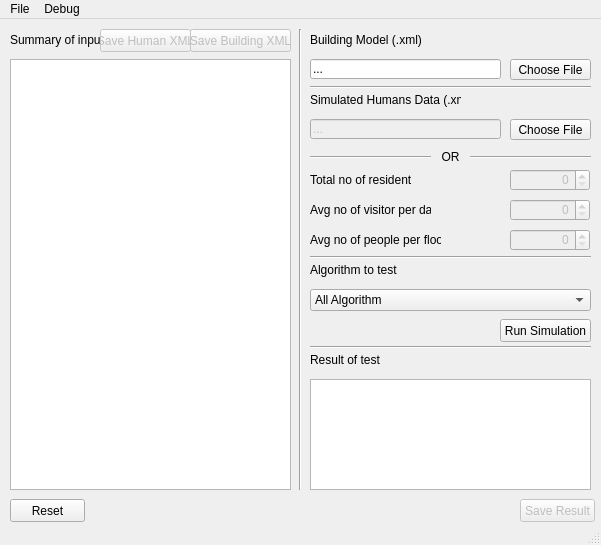
liftlab/LEVAX, file mainwindow.ui: the form before one commit.
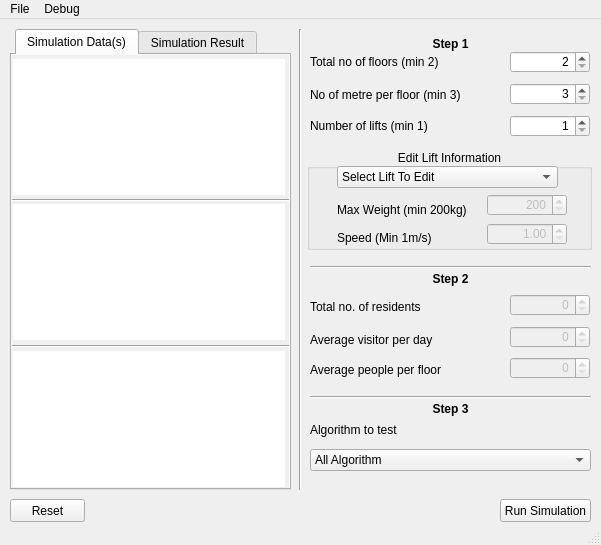
The form after the commit.

Commit message: New GUI Interface, Modify functions to handle the new GUI, Removed number of household per floor, Update Help Menu

```diff
--- a/mainwindow.ui
+++ b/mainwindow.ui
@@ -34,38 +34,15 @@
   <property name="windowTitle">
    <string>L.E.V.A.X - A Lift Simulator System (SS14-4G)</string>
   </property>
+  <property name="styleSheet">
+   <string notr="true"/>
+  </property>
   <widget class="QWidget" name="centralWidget">
-   <widget class="QLabel" name="algoLabel_2">
-    <property name="geometry">
-     <rect>
-      <x>310</x>
-      <y>330</y>
-      <width>151</width>
-      <height>21</height>
-     </rect>
-    </property>
-    <property name="text">
-     <string>Result of test</string>
-    </property>
-   </widget>
-   <widget class="QLabel" name="simulatedHumanLabel">
-    <property name="geometry">
-     <rect>
-      <x>310</x>
-      <y>70</y>
-      <width>151</width>
-      <height>21</height>
-     </rect>
-    </property>
-    <property name="text">
-     <string>Simulated Humans Data (.xml)</string>
-    </property>
-   </widget>
    <widget class="Line" name="line">
     <property name="geometry">
      <rect>
       <x>310</x>
-      <y>230</y>
+      <y>370</y>
       <width>281</width>
       <height>16</height>
      </rect>
@@ -74,101 +51,17 @@
      <enum>Qt::Horizontal</enum>
     </property>
    </widget>
-   <widget class="QToolButton" name="buildingXMLUploadBtn">
-    <property name="geometry">
-     <rect>
-      <x>510</x>
-      <y>40</y>
-      <width>81</width>
-      <height>21</height>
-     </rect>
-    </property>
-    <property name="text">
-     <string>Choose File</string>
-    </property>
-   </widget>
-   <widget class="Line" name="line_6">
-    <property name="geometry">
-     <rect>
-      <x>470</x>
-      <y>130</y>
-      <width>121</width>
-      <height>16</height>
-     </rect>
-    </property>
-    <property name="orientation">
-     <enum>Qt::Horizontal</enum>
-    </property>
-   </widget>
-   <widget class="QTextBrowser" name="inputSummaryBox">
-    <property name="geometry">
-     <rect>
-      <x>10</x>
-      <y>40</y>
-      <width>281</width>
-      <height>431</height>
-     </rect>
-    </property>
-    <property name="sizeAdjustPolicy">
-     <enum>QAbstractScrollArea::AdjustIgnored</enum>
-    </property>
-    <property name="undoRedoEnabled">
-     <bool>true</bool>
-    </property>
-   </widget>
    <widget class="QLabel" name="avgHumanLabel">
     <property name="geometry">
      <rect>
       <x>310</x>
-      <y>210</y>
-      <width>131</width>
+      <y>340</y>
+      <width>191</width>
       <height>21</height>
      </rect>
     </property>
     <property name="text">
-     <string>Avg no of people per floor</string>
-    </property>
-   </widget>
-   <widget class="QPushButton" name="saveResultBtn">
-    <property name="enabled">
-     <bool>false</bool>
-    </property>
-    <property name="geometry">
-     <rect>
-      <x>520</x>
-      <y>480</y>
-      <width>75</width>
-      <height>23</height>
-     </rect>
-    </property>
-    <property name="text">
-     <string>Save Result</string>
-    </property>
-   </widget>
-   <widget class="Line" name="line_7">
-    <property name="geometry">
-     <rect>
-      <x>310</x>
-      <y>130</y>
-      <width>121</width>
-      <height>16</height>
-     </rect>
-    </property>
-    <property name="orientation">
-     <enum>Qt::Horizontal</enum>
-    </property>
-   </widget>
-   <widget class="QLabel" name="inputSummaryLabel">
-    <property name="geometry">
-     <rect>
-      <x>10</x>
-      <y>10</y>
-      <width>151</width>
-      <height>21</height>
-     </rect>
-    </property>
-    <property name="text">
-     <string>Summary of inputs</string>
+     <string>Average people per floor</string>
     </property>
    </widget>
    <widget class="QSpinBox" name="humanTotalSpinBox">
@@ -178,7 +71,7 @@
     <property name="geometry">
      <rect>
       <x>510</x>
-      <y>150</y>
+      <y>275</y>
       <width>80</width>
       <height>22</height>
      </rect>
@@ -203,7 +96,7 @@
     <property name="geometry">
      <rect>
       <x>510</x>
-      <y>180</y>
+      <y>307</y>
       <width>80</width>
       <height>22</height>
      </rect>
@@ -225,7 +118,7 @@
     <property name="geometry">
      <rect>
       <x>510</x>
-      <y>210</y>
+      <y>338</y>
       <width>80</width>
       <height>22</height>
      </rect>
@@ -247,8 +140,8 @@
     <property name="geometry">
      <rect>
       <x>310</x>
-      <y>240</y>
-      <width>151</width>
+      <y>400</y>
+      <width>271</width>
       <height>21</height>
      </rect>
     </property>
@@ -269,40 +162,24 @@
      <string>Reset</string>
     </property>
    </widget>
-   <widget class="QPushButton" name="pushButton">
-    <property name="enabled">
-     <bool>false</bool>
-    </property>
-    <property name="geometry">
-     <rect>
-      <x>100</x>
-      <y>10</y>
-      <width>91</width>
-      <height>23</height>
-     </rect>
-    </property>
-    <property name="text">
-     <string>Save Human XML</string>
-    </property>
-   </widget>
    <widget class="QLabel" name="humanTotalLabel">
     <property name="geometry">
      <rect>
       <x>310</x>
-      <y>150</y>
-      <width>101</width>
+      <y>277</y>
+      <width>191</width>
       <height>21</height>
      </rect>
     </property>
     <property name="text">
-     <string>Total no of residents</string>
+     <string>Total no. of residents</string>
     </property>
    </widget>
    <widget class="QComboBox" name="algoCombo">
     <property name="geometry">
      <rect>
       <x>310</x>
-      <y>270</y>
+      <y>430</y>
       <width>281</width>
       <height>22</height>
      </rect>
@@ -333,28 +210,6 @@
      </property>
     </item>
    </widget>
-   <widget class="QLineEdit" name="buildingDirLabel">
-    <property name="geometry">
-     <rect>
-      <x>310</x>
-      <y>40</y>
-      <width>191</width>
-      <height>20</height>
-     </rect>
-    </property>
-    <property name="layoutDirection">
-     <enum>Qt::LeftToRight</enum>
-    </property>
-    <property name="text">
-     <string>...</string>
-    </property>
-    <property name="alignment">
-     <set>Qt::AlignLeading|Qt::AlignLeft|Qt::AlignVCenter</set>
-    </property>
-    <property name="readOnly">
-     <bool>true</bool>
-    </property>
-   </widget>
    <widget class="Line" name="line_4">
     <property name="geometry">
      <rect>
@@ -372,7 +227,7 @@
     <property name="geometry">
      <rect>
       <x>500</x>
-      <y>300</y>
+      <y>480</y>
       <width>91</width>
       <height>23</height>
      </rect>
@@ -381,127 +236,221 @@
      <string>Run Simulation</string>
     </property>
    </widget>
-   <widget class="QTextBrowser" name="outputBox">
-    <property name="geometry">
-     <rect>
-      <x>310</x>
-      <y>360</y>
-      <width>281</width>
-      <height>111</height>
-     </rect>
-    </property>
-   </widget>
-   <widget class="QLabel" name="buildingLabel">
-    <property name="geometry">
-     <rect>
-      <x>310</x>
-      <y>10</y>
-      <width>151</width>
-      <height>21</height>
-     </rect>
-    </property>
-    <property name="text">
-     <string>Building Model (.xml)</string>
-    </property>
-   </widget>
-   <widget class="QLabel" name="label">
-    <property name="geometry">
-     <rect>
-      <x>430</x>
-      <y>130</y>
-      <width>41</width>
-      <height>16</height>
-     </rect>
-    </property>
-    <property name="text">
-     <string>OR</string>
-    </property>
-    <property name="alignment">
-     <set>Qt::AlignCenter</set>
-    </property>
-   </widget>
-   <widget class="QLineEdit" name="humanDirLabel">
-    <property name="enabled">
-     <bool>false</bool>
-    </property>
-    <property name="geometry">
-     <rect>
-      <x>310</x>
-      <y>100</y>
-      <width>191</width>
-      <height>20</height>
-     </rect>
-    </property>
-    <property name="text">
-     <string>...</string>
-    </property>
-    <property name="alignment">
-     <set>Qt::AlignLeading|Qt::AlignLeft|Qt::AlignVCenter</set>
-    </property>
-    <property name="readOnly">
-     <bool>true</bool>
-    </property>
-   </widget>
-   <widget class="Line" name="line_2">
-    <property name="geometry">
-     <rect>
-      <x>310</x>
-      <y>60</y>
-      <width>281</width>
-      <height>16</height>
-     </rect>
-    </property>
-    <property name="orientation">
-     <enum>Qt::Horizontal</enum>
-    </property>
-   </widget>
    <widget class="QLabel" name="humanTotalLabel_3">
     <property name="geometry">
      <rect>
       <x>310</x>
-      <y>180</y>
-      <width>121</width>
+      <y>310</y>
+      <width>191</width>
       <height>21</height>
      </rect>
     </property>
     <property name="text">
-     <string>Avg no of visitor per day</string>
+     <string>Average visitor per day</string>
     </property>
    </widget>
-   <widget class="QToolButton" name="humanXMLUploadBtn">
+   <widget class="QTabWidget" name="tabWidget">
     <property name="geometry">
      <rect>
-      <x>510</x>
-      <y>100</y>
-      <width>81</width>
-      <height>21</height>
-     </rect>
-    </property>
-    <property name="text">
-     <string>Choose File</string>
-    </property>
-   </widget>
-   <widget class="QPushButton" name="pushButton_2">
-    <property name="enabled">
-     <bool>false</bool>
-    </property>
-    <property name="geometry">
-     <rect>
-      <x>190</x>
+      <x>10</x>
       <y>10</y>
-      <width>101</width>
-      <height>23</height>
+      <width>281</width>
+      <height>461</height>
      </rect>
     </property>
-    <property name="text">
-     <string>Save Building XML</string>
+    <property name="autoFillBackground">
+     <bool>false</bool>
     </property>
+    <property name="styleSheet">
+     <string notr="true">#tab {
+	background-color:#f0f0f0;
+}
+
+#tab_2 {
+	background-color:#f0f0f0;
+}
+
+QTabWidget::tab-bar {
+	left: 5px;
+}
+
+#inputSummaryBox {
+	border: 0px;
+}
+
+#inputSummaryBox_2 {
+	border: 0px;
+}
+
+#inputSummaryBox_3 {
+	border: 0px;
+}
+
+#outputBox {
+	border: 0px;
+}</string>
+    </property>
+    <property name="tabPosition">
+     <enum>QTabWidget::North</enum>
+    </property>
+    <property name="tabShape">
+     <enum>QTabWidget::Rounded</enum>
+    </property>
+    <property name="currentIndex">
+     <number>0</number>
+    </property>
+    <property name="documentMode">
+     <bool>false</bool>
+    </property>
+    <widget class="QWidget" name="tab">
+     <attribute name="title">
+      <string>Simulation Data(s)</string>
+     </attribute>
+     <widget class="QTextBrowser" name="inputSummaryBox">
+      <property name="geometry">
+       <rect>
+        <x>1</x>
+        <y>4</y>
+        <width>272</width>
+        <height>136</height>
+       </rect>
+      </property>
+      <property name="lineWidth">
+       <number>0</number>
+      </property>
+      <property name="sizeAdjustPolicy">
+       <enum>QAbstractScrollArea::AdjustIgnored</enum>
+      </property>
+      <property name="undoRedoEnabled">
+       <bool>true</bool>
+      </property>
+      <property name="textInteractionFlags">
+       <set>Qt::TextSelectableByMouse</set>
+      </property>
+      <property name="placeholderText">
+       <string/>
+      </property>
+     </widget>
+     <widget class="QTextBrowser" name="inputSummaryBox_2">
+      <property name="geometry">
+       <rect>
+        <x>1</x>
+        <y>149</y>
+        <width>272</width>
+        <height>136</height>
+       </rect>
+      </property>
+      <property name="lineWidth">
+       <number>0</number>
+      </property>
+      <property name="sizeAdjustPolicy">
+       <enum>QAbstractScrollArea::AdjustIgnored</enum>
+      </property>
+      <property name="undoRedoEnabled">
+       <bool>true</bool>
+      </property>
+      <property name="textInteractionFlags">
+       <set>Qt::TextSelectableByMouse</set>
+      </property>
+      <property name="placeholderText">
+       <string/>
+      </property>
+     </widget>
+     <widget class="QTextBrowser" name="inputSummaryBox_3">
+      <property name="geometry">
+       <rect>
+        <x>1</x>
+        <y>296</y>
+        <width>272</width>
+        <height>136</height>
+       </rect>
+      </property>
+      <property name="lineWidth">
+       <number>0</number>
+      </property>
+      <property name="sizeAdjustPolicy">
+       <enum>QAbstractScrollArea::AdjustIgnored</enum>
+      </property>
+      <property name="undoRedoEnabled">
+       <bool>true</bool>
+      </property>
+      <property name="textInteractionFlags">
+       <set>Qt::TextSelectableByMouse</set>
+      </property>
+      <property name="placeholderText">
+       <string/>
+      </property>
+     </widget>
+     <widget class="Line" name="line_5">
+      <property name="geometry">
+       <rect>
+        <x>0</x>
+        <y>137</y>
+        <width>281</width>
+        <height>16</height>
+       </rect>
+      </property>
+      <property name="orientation">
+       <enum>Qt::Horizontal</enum>
+      </property>
+     </widget>
+     <widget class="Line" name="line_8">
+      <property name="geometry">
+       <rect>
+        <x>0</x>
+        <y>283</y>
+        <width>281</width>
+        <height>16</height>
+       </rect>
+      </property>
+      <property name="orientation">
+       <enum>Qt::Horizontal</enum>
+      </property>
+     </widget>
+    </widget>
+    <widget class="QWidget" name="tab_2">
+     <attribute name="title">
+      <string>Simulation Result</string>
+     </attribute>
+     <widget class="QTextBrowser" name="outputBox">
+      <property name="geometry">
+       <rect>
+        <x>1</x>
+        <y>4</y>
+        <width>272</width>
+        <height>428</height>
+       </rect>
+      </property>
+      <property name="styleSheet">
+       <string notr="true"/>
+      </property>
+      <property name="placeholderText">
+       <string>Simulation Result</string>
+      </property>
+     </widget>
+     <widget class="QPushButton" name="saveResultBtn">
+      <property name="enabled">
+       <bool>false</bool>
+      </property>
+      <property name="geometry">
+       <rect>
+        <x>195</x>
+        <y>406</y>
+        <width>75</width>
+        <height>23</height>
+       </rect>
+      </property>
+      <property name="text">
+       <string>Save Result</string>
+      </property>
+     </widget>
+    </widget>
    </widget>
    <widget class="Line" name="line_3">
     <property name="geometry">
      <rect>
       <x>310</x>
-      <y>320</y>
+      <y>240</y>
       <width>281</width>
       <height>16</height>
      </rect>
@@ -510,6 +459,338 @@
      <enum>Qt::Horizontal</enum>
     </property>
    </widget>
+   <widget class="QLabel" name="totalFloorLabel">
+    <property name="geometry">
+     <rect>
+      <x>310</x>
+      <y>32</y>
+      <width>191</width>
+      <height>21</height>
+     </rect>
+    </property>
+    <property name="text">
+     <string>Total no of floors (min 2)</string>
+    </property>
+   </widget>
+   <widget class="QLabel" name="metrePerFloorLabel">
+    <property name="geometry">
+     <rect>
+      <x>310</x>
+      <y>65</y>
+      <width>191</width>
+      <height>21</height>
+     </rect>
+    </property>
+    <property name="text">
+     <string>No of metre per floor (min 3)</string>
+    </property>
+   </widget>
+   <widget class="QSpinBox" name="totalFloorSpinBox">
+    <property name="enabled">
+     <bool>true</bool>
+    </property>
+    <property name="geometry">
+     <rect>
+      <x>510</x>
+      <y>32</y>
+      <width>80</width>
+      <height>22</height>
+     </rect>
+    </property>
+    <property name="toolTip">
+     <string/>
+    </property>
+    <property name="toolTipDuration">
+     <number>0</number>
+    </property>
+    <property name="alignment">
+     <set>Qt::AlignRight|Qt::AlignTrailing|Qt::AlignVCenter</set>
+    </property>
+    <property name="accelerated">
+     <bool>true</bool>
+    </property>
+    <property name="minimum">
+     <number>2</number>
+    </property>
+    <property name="maximum">
+     <number>60</number>
+    </property>
+    <property name="value">
+     <number>2</number>
+    </property>
+   </widget>
+   <widget class="QSpinBox" name="metreSpinBox">
+    <property name="enabled">
+     <bool>true</bool>
+    </property>
+    <property name="geometry">
+     <rect>
+      <x>510</x>
+      <y>64</y>
+      <width>80</width>
+      <height>22</height>
+     </rect>
+    </property>
+    <property name="toolTip">
+     <string/>
+    </property>
+    <property name="toolTipDuration">
+     <number>0</number>
+    </property>
+    <property name="alignment">
+     <set>Qt::AlignRight|Qt::AlignTrailing|Qt::AlignVCenter</set>
+    </property>
+    <property name="accelerated">
+     <bool>true</bool>
+    </property>
+    <property name="minimum">
+     <number>3</number>
+    </property>
+    <property name="maximum">
+     <number>6</number>
+    </property>
+    <property name="value">
+     <number>3</number>
+    </property>
+    <property name="displayIntegerBase">
+     <number>10</number>
+    </property>
+   </widget>
+   <widget class="QLabel" name="totalLiftLabel">
+    <property name="geometry">
+     <rect>
+      <x>310</x>
+      <y>96</y>
+      <width>191</width>
+      <height>21</height>
+     </rect>
+    </property>
+    <property name="text">
+     <string>Number of lifts (min 1)</string>
+    </property>
+   </widget>
+   <widget class="QSpinBox" name="totalLiftsSpinBox">
+    <property name="enabled">
+     <bool>true</bool>
+    </property>
+    <property name="geometry">
+     <rect>
+      <x>510</x>
+      <y>96</y>
+      <width>80</width>
+      <height>22</height>
+     </rect>
+    </property>
+    <property name="toolTip">
+     <string/>
+    </property>
+    <property name="toolTipDuration">
+     <number>0</number>
+    </property>
+    <property name="alignment">
+     <set>Qt::AlignRight|Qt::AlignTrailing|Qt::AlignVCenter</set>
+    </property>
+    <property name="accelerated">
+     <bool>true</bool>
+    </property>
+    <property name="minimum">
+     <number>1</number>
+    </property>
+    <property name="maximum">
+     <number>6</number>
+    </property>
+    <property name="value">
+     <number>1</number>
+    </property>
+   </widget>
+   <widget class="QGroupBox" name="groupBox">
+    <property name="geometry">
+     <rect>
+      <x>307</x>
+      <y>130</y>
+      <width>285</width>
+      <height>101</height>
+     </rect>
+    </property>
+    <property name="title">
+     <string>Edit Lift Information</string>
+    </property>
+    <property name="alignment">
+     <set>Qt::AlignCenter</set>
+    </property>
+    <widget class="QComboBox" name="liftCombo">
+     <property name="geometry">
+      <rect>
+       <x>30</x>
+       <y>17</y>
+       <width>221</width>
+       <height>22</height>
+      </rect>
+     </property>
+     <item>
+      <property name="text">
+       <string>Select Lift To Edit</string>
+      </property>
+     </item>
+    </widget>
+    <widget class="QLabel" name="maxWeightLabel">
+     <property name="geometry">
+      <rect>
+       <x>30</x>
+       <y>50</y>
+       <width>141</width>
+       <height>21</height>
+      </rect>
+     </property>
+     <property name="text">
+      <string>Max Weight (min 200kg)</string>
+     </property>
+    </widget>
+    <widget class="QLabel" name="maxWeightLabel_2">
+     <property name="geometry">
+      <rect>
+       <x>30</x>
+       <y>78</y>
+       <width>141</width>
+       <height>21</height>
+      </rect>
+     </property>
+     <property name="text">
+      <string>Speed (Min 1m/s)</string>
+     </property>
+    </widget>
+    <widget class="QSpinBox" name="maxWeightSpinBox">
+     <property name="enabled">
+      <bool>false</bool>
+     </property>
+     <property name="geometry">
+      <rect>
+       <x>180</x>
+       <y>45</y>
+       <width>80</width>
+       <height>22</height>
+      </rect>
+     </property>
+     <property name="toolTip">
+      <string/>
+     </property>
+     <property name="toolTipDuration">
+      <number>0</number>
+     </property>
+     <property name="alignment">
+      <set>Qt::AlignRight|Qt::AlignTrailing|Qt::AlignVCenter</set>
+     </property>
+     <property name="minimum">
+      <number>200</number>
+     </property>
+     <property name="maximum">
+      <number>700</number>
+     </property>
+    </widget>
+    <widget class="QDoubleSpinBox" name="maxSpeedDoubleSpinBox">
+     <property name="enabled">
+      <bool>false</bool>
+     </property>
+     <property name="geometry">
+      <rect>
+       <x>180</x>
+       <y>74</y>
+       <width>80</width>
+       <height>22</height>
+      </rect>
+     </property>
+     <property name="toolTip">
+      <string/>
+     </property>
+     <property name="toolTipDuration">
+      <number>0</number>
+     </property>
+     <property name="alignment">
+      <set>Qt::AlignRight|Qt::AlignTrailing|Qt::AlignVCenter</set>
+     </property>
+     <property name="minimum">
+      <double>1.000000000000000</double>
+     </property>
+     <property name="maximum">
+      <double>10.000000000000000</double>
+     </property>
+     <property name="singleStep">
+      <double>0.250000000000000</double>
+     </property>
+    </widget>
+   </widget>
+   <widget class="QLabel" name="label_1">
+    <property name="geometry">
+     <rect>
+      <x>410</x>
+      <y>15</y>
+      <width>81</width>
+      <height>20</height>
+     </rect>
+    </property>
+    <property name="font">
+     <font>
+      <family>Segoe UI</family>
+      <pointsize>9</pointsize>
+      <weight>75</weight>
+      <bold>true</bold>
+     </font>
+    </property>
+    <property name="text">
+     <string>Step 1</string>
+    </property>
+    <property name="alignment">
+     <set>Qt::AlignCenter</set>
+    </property>
+   </widget>
+   <widget class="QLabel" name="label_2">
+    <property name="geometry">
+     <rect>
+      <x>410</x>
+      <y>250</y>
+      <width>81</width>
+      <height>20</height>
+     </rect>
+    </property>
+    <property name="font">
+     <font>
+      <family>Segoe UI</family>
+      <pointsize>9</pointsize>
+      <weight>75</weight>
+      <bold>true</bold>
+     </font>
+    </property>
+    <property name="text">
+     <string>Step 2</string>
+    </property>
+    <property name="alignment">
+     <set>Qt::AlignCenter</set>
+    </property>
+   </widget>
+   <widget class="QLabel" name="label_3">
+    <property name="geometry">
+     <rect>
+      <x>410</x>
+      <y>380</y>
+      <width>81</width>
+      <height>20</height>
+     </rect>
+    </property>
+    <property name="font">
+     <font>
+      <family>Segoe UI</family>
+      <pointsize>9</pointsize>
+      <weight>75</weight>
+      <bold>true</bold>
+     </font>
+    </property>
+    <property name="text">
+     <string>Step 3</string>
+    </property>
+    <property name="alignment">
+     <set>Qt::AlignCenter</set>
+    </property>
+   </widget>
   </widget>
   <widget class="QMenuBar" name="menuBar">
    <property name="geometry">
```
Left out of the diff: 48 changed lines with no effect on the pictures. The commit also changes 12 other files.
